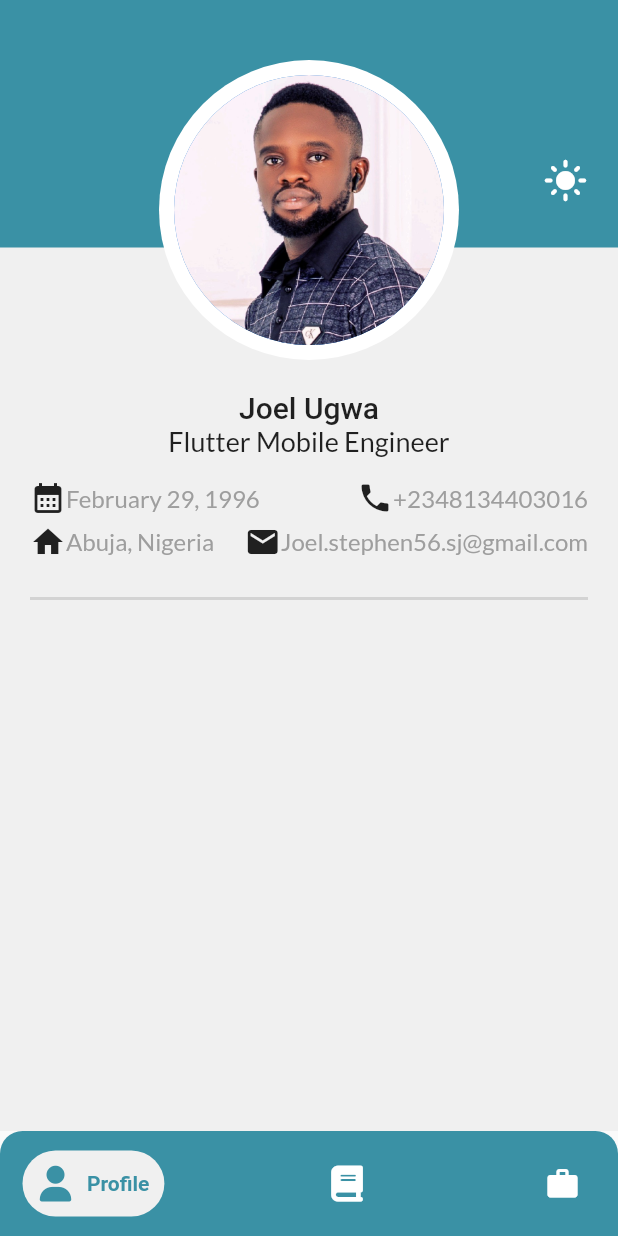
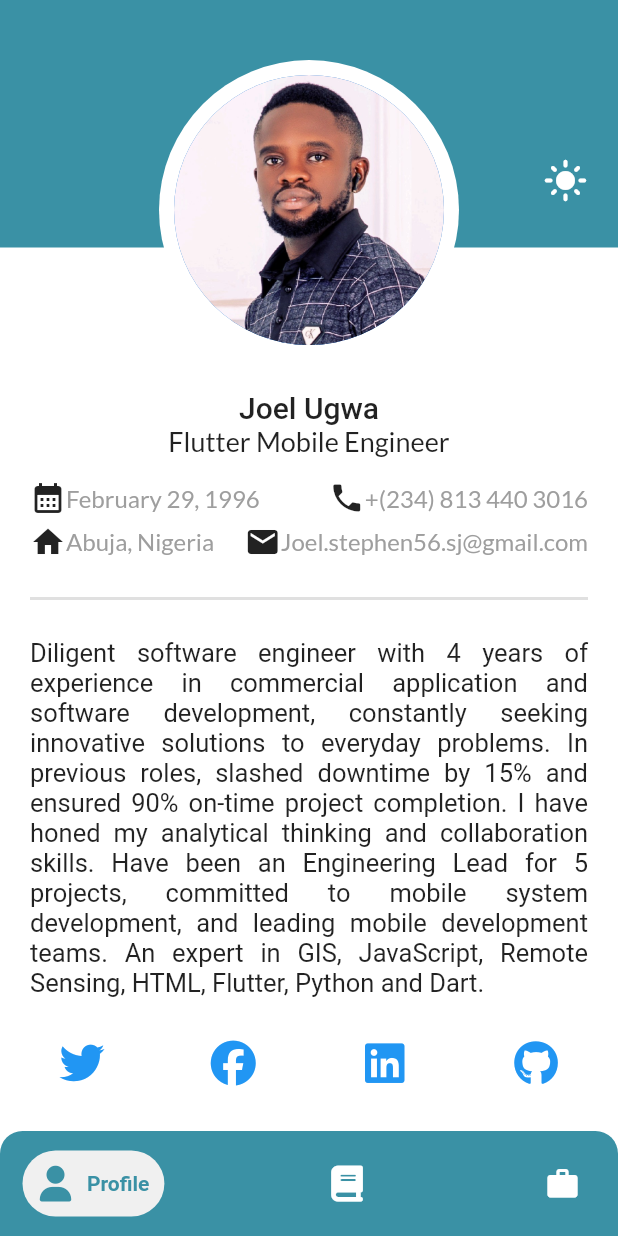
Before and after one commit to OstrichFarmer/mobile_cv, a Flutter app: the screen it shows after launch, on a phone screen of 412 x 824 dp. Run offline on Flutter 3.47's test engine with Material 2 defaults, Android fonts, the light colour scheme and no system bars; drawn by our look-alikes of google_nav_bar; our stand-ins replace font_awesome_flutter, google_fonts, url_launcher_web; Roboto replaces fonts that are missing (Aclonica).

```diff
--- a/lib/main.dart
+++ b/lib/main.dart
@@ -1,5 +1,6 @@
 import 'package:flutter/material.dart';
 import 'package:mobile_cv/google_navigation.dart';
+import 'package:mobile_cv/provider/theme_provider.dart';
 
 void main() {
   runApp(const MyApp());
@@ -12,10 +13,10 @@ class MyApp extends StatelessWidget {
   @override
   Widget build(BuildContext context) {
     return MaterialApp(
+      themeMode: ThemeMode.system,
+      theme: MyThemes.lightTheme,
+      darkTheme: MyThemes.darkTheme,
       title: 'Mobile CV',
-      theme: ThemeData(
-        primarySwatch: Colors.blue,
-      ),
       debugShowCheckedModeBanner: false,
       home: const GoogleNavBar(),
     );
--- /dev/null
+++ b/lib/provider/theme_provider.dart
@@ -0,0 +1,14 @@
+import 'package:flutter/material.dart';
+
+class MyThemes {
+  static final lightTheme = ThemeData(
+    scaffoldBackgroundColor: Colors.white,
+    colorScheme: const ColorScheme.light(),
+  );
+
+  static final darkTheme = ThemeData(
+    scaffoldBackgroundColor: Colors.black,
+    primarySwatch: Colors.blue,
+    colorScheme: const ColorScheme.dark(),
+  );
+}
--- a/lib/screens/profile_screen.dart
+++ b/lib/screens/profile_screen.dart
@@ -3,16 +3,47 @@ import 'package:font_awesome_flutter/font_awesome_flutter.dart';
 import 'package:google_fonts/google_fonts.dart';
 import 'package:mobile_cv/utils/colors.dart';
 import 'package:mobile_cv/utils/constants.dart';
+import 'package:url_launcher/url_launcher.dart';
 
 class ProfileScreen extends StatelessWidget {
   const ProfileScreen({Key? key}) : super(key: key);
 
+  twitter() async {
+    const url = 'https://twitter.com/Ostrich_Farmer'; // or add your URL here
+    if (!await launchUrl(Uri.parse(url), mode: LaunchMode.platformDefault)) {
+      throw 'Could not launch $url';
+    }
+  }
+
+  linkedin() async {
+    const url =
+        'https://www.linkedin.com/in/stephen-joel56'; // or add your URL here
+    if (!await launchUrl(Uri.parse(url), mode: LaunchMode.platformDefault)) {
+      throw 'Could not launch $url';
+    }
+  }
+
+  github() async {
+    const url = 'https://github.com/OstrichFarmer'; // or add your URL here
+    if (!await launchUrl(Uri.parse(url), mode: LaunchMode.platformDefault)) {
+      throw 'Could not launch $url';
+    }
+  }
+
+  facebook() async {
+    const url = 'https://web.facebook.com/joel.stephen2';
+
+    /// or add your URL here
+    if (!await launchUrl(Uri.parse(url), mode: LaunchMode.platformDefault)) {
+      throw 'Could not launch $url';
+    }
+  }
+
   @override
   Widget build(BuildContext context) {
     return Scaffold(
-      backgroundColor: AppColors.lightGrey,
       appBar: PreferredSize(
-          preferredSize: Size.fromHeight(240),
+          preferredSize: const Size.fromHeight(240),
           child: Stack(
             children: [
               Container(
@@ -93,7 +124,7 @@ class ProfileScreen extends StatelessWidget {
                   children: [
                     const Icon(Icons.phone),
                     Text(
-                      '+2348134403016',
+                      '+(234) 813 440 3016',
                       style: kAboutTextStyling,
                     ),
                   ],
@@ -132,6 +163,62 @@ class ProfileScreen extends StatelessWidget {
             const Divider(
               height: 12,
               thickness: 2,
+            ),
+            const SizedBox(
+              height: 20,
+            ),
+            const Text(
+              "Diligent software engineer with 4 years of experience in commercial application and software development, constantly seeking innovative solutions to everyday problems. In previous roles, slashed downtime by 15% and ensured 90% on-time project completion. I have honed my analytical thinking and collaboration skills. Have been an Engineering Lead for 5 projects, committed to mobile system development, and leading mobile development teams. An expert in GIS, JavaScript, Remote Sensing, HTML, Flutter, Python and Dart.",
+              style: TextStyle(fontSize: 17),
+              textAlign: TextAlign.justify,
+            ),
+            const SizedBox(
+              height: 20,
+            ),
+            Row(
+              mainAxisAlignment: MainAxisAlignment.spaceAround,
+              children: [
+                IconButton(
+                  onPressed: () {
+                    twitter();
+                  },
+                  icon: const Icon(FontAwesomeIcons.twitter),
+                  iconSize: 30,
+                  color: Colors.blue,
+                ),
+                const SizedBox(
+                  width: 10,
+                ),
+                IconButton(
+                  onPressed: () {
+                    facebook();
+                  },
+                  icon: const Icon(FontAwesomeIcons.facebook),
+                  iconSize: 30,
+                  color: Colors.blue,
+                ),
+                const SizedBox(
+                  width: 10,
+                ),
+                IconButton(
+                  onPressed: () {
+                    linkedin();
+                  },
+                  icon: const Icon(FontAwesomeIcons.linkedin),
+                  iconSize: 30,
+                  color: Colors.blue,
+                ),
+                const SizedBox(
+                  width: 10,
+                ),
+                IconButton(
+                    onPressed: () {
+                      github();
+                    },
+                    icon: const Icon(FontAwesomeIcons.github),
+                    iconSize: 30,
+                    color: Colors.blue),
+              ],
             )
           ],
         ),
--- a/lib/utils/constants.dart
+++ b/lib/utils/constants.dart
@@ -1,4 +1,3 @@
-import 'dart:ui';
 import 'package:flutter/material.dart';
 import 'package:google_fonts/google_fonts.dart';
 import 'package:mobile_cv/utils/colors.dart';
```
Also changed, not shown: lib/screens/education_screen.dart (+8 -10 lines), lib/screens/experience_screen.dart (+13 -17 lines), 2 other files.
